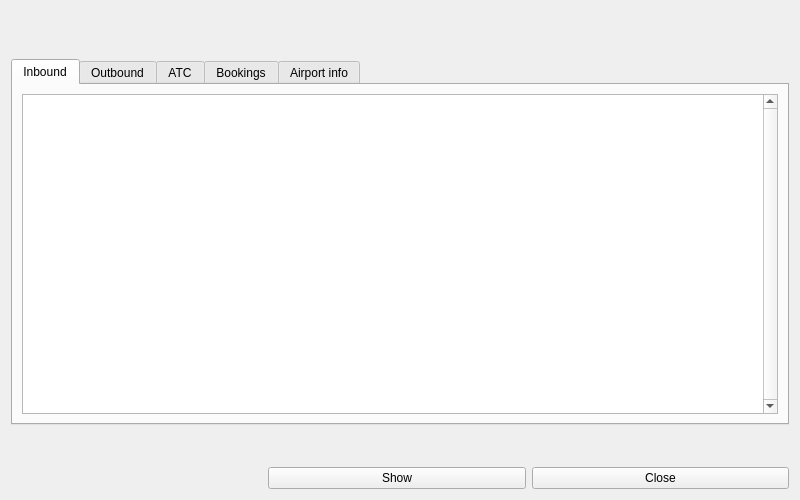
The window that source/ui/windows/airportdetailswindow.ui (Vatsinator/vatsinator-legacy) describes before a commit, drawn with Qt 5.
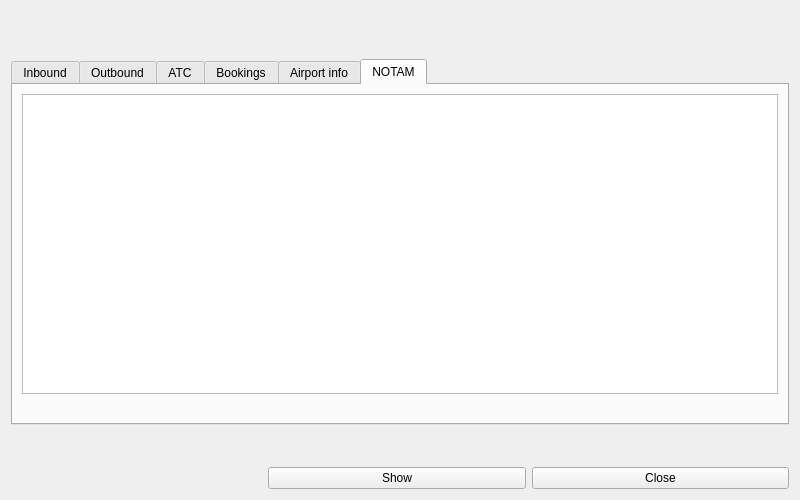
The same window after the commit. The open tabs and pages were chosen to show the change. Icons and pictures are not drawn. Custom widgets are drawn as their Qt base class.

Commit message: Added EurouteNotamProvider Added DelayedModelTableView class

```diff
--- a/source/ui/windows/airportdetailswindow.ui
+++ b/source/ui/windows/airportdetailswindow.ui
@@ -655,6 +655,63 @@
        </item>
       </layout>
      </widget>
+     <widget class="QWidget" name="NotamTab">
+      <attribute name="title">
+       <string>NOTAM</string>
+      </attribute>
+      <layout class="QVBoxLayout" name="verticalLayout_5">
+       <item>
+        <widget class="DelayedModelTableView" name="NotamTableView">
+         <property name="selectionMode">
+          <enum>QAbstractItemView::SingleSelection</enum>
+         </property>
+         <property name="selectionBehavior">
+          <enum>QAbstractItemView::SelectRows</enum>
+         </property>
+         <property name="showGrid">
+          <bool>false</bool>
+         </property>
+         <property name="gridStyle">
+          <enum>Qt::NoPen</enum>
+         </property>
+         <property name="wordWrap">
+          <bool>false</bool>
+         </property>
+         <property name="cornerButtonEnabled">
+          <bool>false</bool>
+         </property>
+         <attribute name="horizontalHeaderVisible">
+          <bool>false</bool>
+         </attribute>
+         <attribute name="horizontalHeaderStretchLastSection">
+          <bool>true</bool>
+         </attribute>
+         <attribute name="verticalHeaderVisible">
+          <bool>false</bool>
+         </attribute>
+         <attribute name="verticalHeaderDefaultSectionSize">
+          <number>20</number>
+         </attribute>
+        </widget>
+       </item>
+       <item>
+        <widget class="QLabel" name="NotamProviderInfoLabel">
+         <property name="text">
+          <string notr="true"/>
+         </property>
+         <property name="textFormat">
+          <enum>Qt::RichText</enum>
+         </property>
+         <property name="alignment">
+          <set>Qt::AlignRight|Qt::AlignTrailing|Qt::AlignVCenter</set>
+         </property>
+         <property name="openExternalLinks">
+          <bool>true</bool>
+         </property>
+        </widget>
+       </item>
+      </layout>
+     </widget>
     </widget>
    </item>
    <item>
@@ -741,6 +798,11 @@
    <header>ui/widgets/scrolllabel.h</header>
    <container>1</container>
   </customwidget>
+  <customwidget>
+   <class>DelayedModelTableView</class>
+   <extends>QTableView</extends>
+   <header>ui/views/delayedmodeltableview.h</header>
+  </customwidget>
  </customwidgets>
  <resources>
   <include location="../resources/imgs.qrc"/>
```
Left out of the diff: 2 changed lines with no effect on the pictures. The commit also changes 22 other files.
